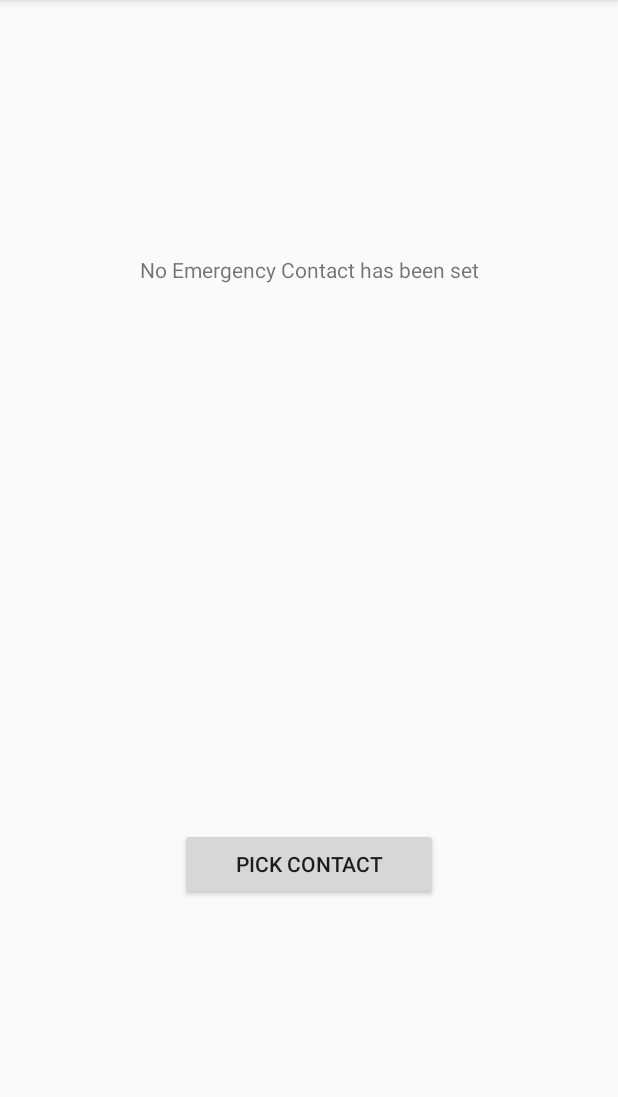
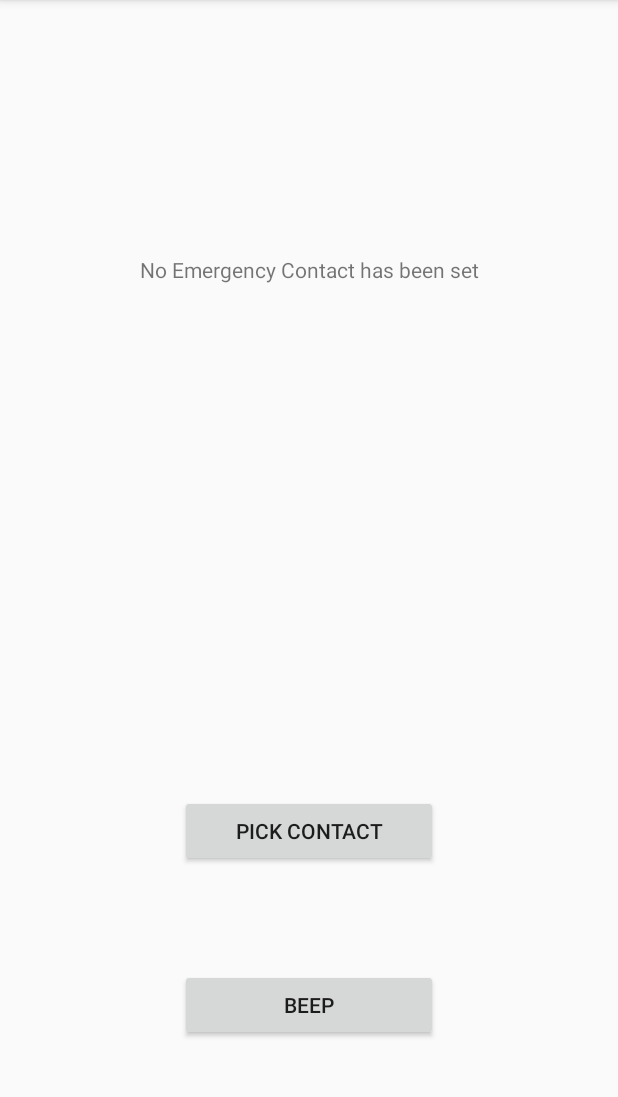
Before and after one commit to ashwinjosep/Driving_Companion, an Android app: the contactPickerActivity screen opened directly, with no data from a screen before it, on a phone screen of 412 x 824 dp, the part 84-1181 px from its top. Run offline under Robolectric (Android 15) with nearby library versions, the phone set to English and light mode, and no system bars.

Commit message:
Added beep and vibrate

```diff
--- a/app/src/main/AndroidManifest.xml
+++ b/app/src/main/AndroidManifest.xml
@@ -6,6 +6,7 @@
     <uses-permission android:name="android.permission.GET_ACCOUNTS" />
     <uses-permission android:name="android.permission.READ_CONTACTS"/>
     <uses-permission android:name="android.permission.CALL_PHONE" />
+    <uses-permission android:name="android.permission.VIBRATE"/>
 
     <application
         android:allowBackup="true"
--- a/app/src/main/res/layout/activity_contact_picker.xml
+++ b/app/src/main/res/layout/activity_contact_picker.xml
@@ -23,7 +23,7 @@
         android:layout_width="0dp"
         android:layout_height="wrap_content"
         android:layout_marginStart="120dp"
-        android:layout_marginTop="344dp"
+        android:layout_marginTop="300dp"
         android:layout_marginEnd="120dp"
         android:layout_marginBottom="150dp"
         android:text="Pick Contact"
@@ -67,13 +67,25 @@
         android:layout_width="0dp"
         android:layout_height="wrap_content"
         android:layout_marginStart="120dp"
-        android:layout_marginTop="25dp"
+        android:layout_marginTop="10dp"
         android:layout_marginEnd="120dp"
-        android:layout_marginBottom="77dp"
+        android:layout_marginBottom="10dp"
         android:text="call"
-        app:layout_constraintBottom_toBottomOf="parent"
+        app:layout_constraintBottom_toTopOf="@+id/beepButton"
         app:layout_constraintEnd_toEndOf="parent"
         app:layout_constraintStart_toStartOf="parent"
         app:layout_constraintTop_toBottomOf="@+id/chooseContactButton" />
 
+    <Button
+        android:id="@+id/beepButton"
+        android:layout_width="0dp"
+        android:layout_height="wrap_content"
+        android:layout_marginStart="120dp"
+        android:layout_marginTop="10dp"
+        android:layout_marginEnd="120dp"
+        android:text="Beep"
+        app:layout_constraintEnd_toEndOf="parent"
+        app:layout_constraintStart_toStartOf="parent"
+        app:layout_constraintTop_toBottomOf="@+id/callButton" />
+
 </androidx.constraintlayout.widget.ConstraintLayout>
```
Also changed, not shown: app/src/main/java/com/example/fitbit_api_test/contactPickerActivity.java (+38 -0 lines).
